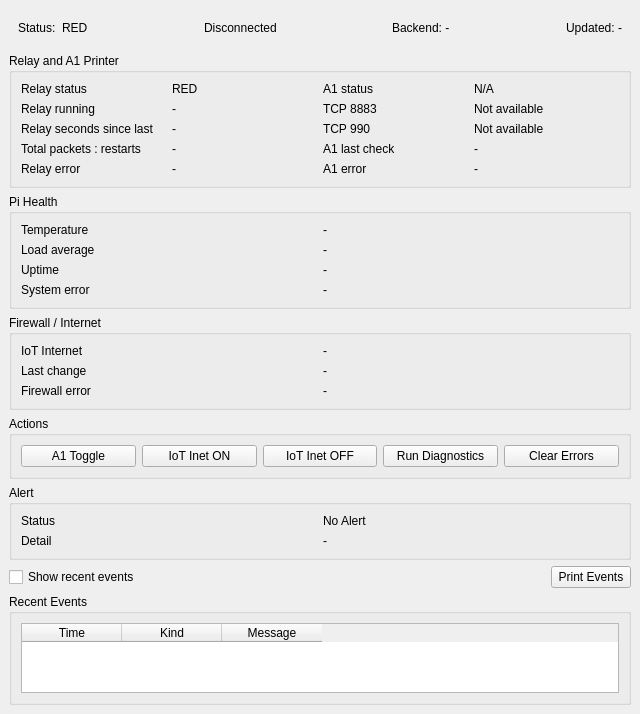
Before: the Qt Designer form IoT/client/dashboard_client.ui in michaelmargolis/IoT-Dashboard, drawn with Qt 5.
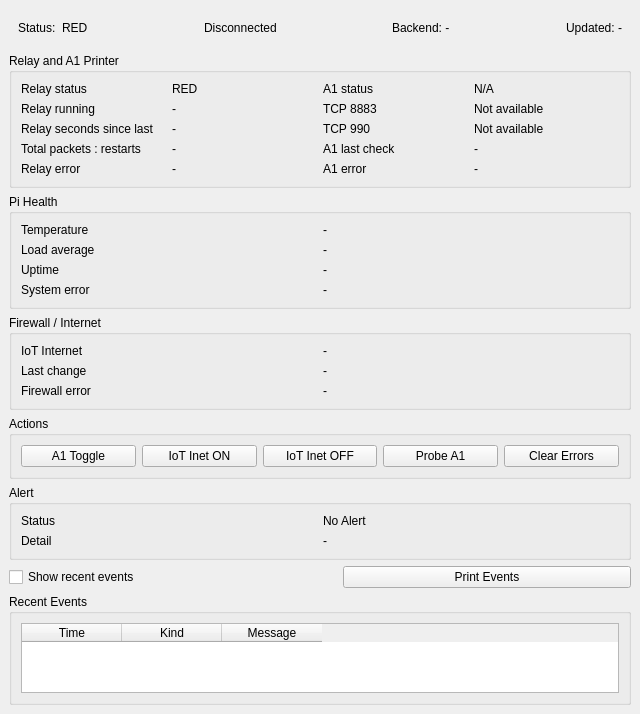
After: the same form once the commit is applied.

Commit message: fixed type in client tests changed button label text in iot client

The edit to the form file:
```diff
--- a/IoT/client/dashboard_client.ui
+++ b/IoT/client/dashboard_client.ui
@@ -8,7 +8,7 @@
     <x>0</x>
     <y>0</y>
     <width>640</width>
-    <height>652</height>
+    <height>659</height>
    </rect>
   </property>
   <property name="windowTitle">
@@ -418,7 +418,7 @@
        <item>
         <widget class="QPushButton" name="run_diagnostics_button">
          <property name="text">
-          <string>Run Diagnostics</string>
+          <string>Probe A1</string>
          </property>
         </widget>
        </item>
@@ -486,9 +486,6 @@
       </item>
       <item>
        <spacer name="events_controls_spacer">
-        <property name="orientation">
-         <enum>Qt::Orientation::Horizontal</enum>
-        </property>
         <property name="sizeHint" stdset="0">
          <size>
           <width>40</width>
```
Left out of the diff: 1 changed line with no effect on the pictures. The commit also changes 1 other file.
